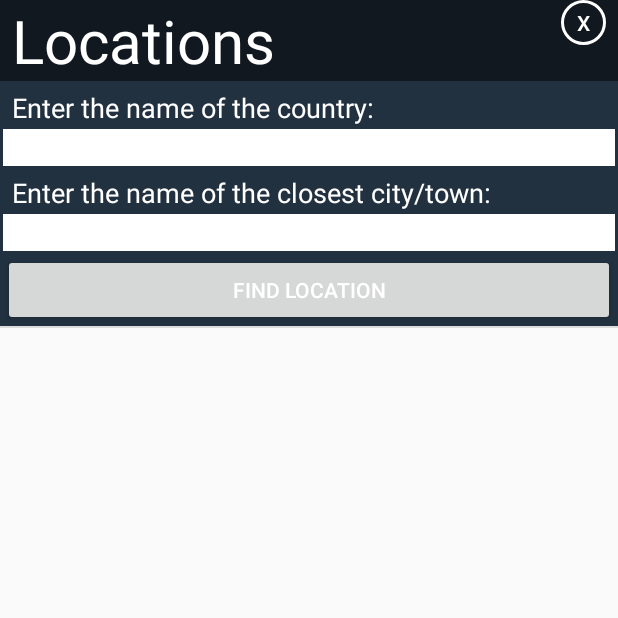
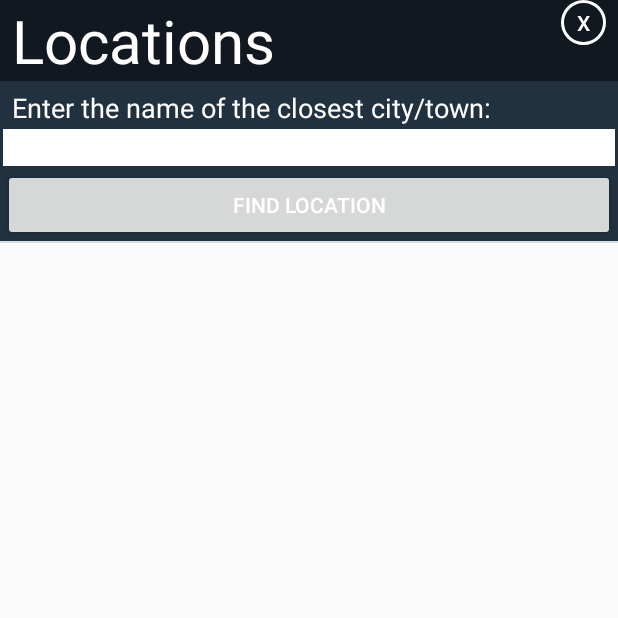
Before and after one commit to Toonwire/WeatherApp, an Android app: the AddLocationActivity screen opened directly, with no data from a screen before it, on a phone screen of 412 x 824 dp, the top half of it. Run offline under Robolectric (Android 15) with nearby library versions, the phone set to English and light mode, and no system bars.

Commit message:
Locations er færdigt. Mangler en smule refactoring og test gerne for exceptions.

```diff
--- a/app/src/main/res/layout/add_location_header.xml
+++ b/app/src/main/res/layout/add_location_header.xml
@@ -45,27 +45,6 @@
         android:layout_height="match_parent"
         android:layout_weight="1">
 
-        <TextView
-            android:layout_width="wrap_content"
-            android:layout_height="wrap_content"
-            android:textAppearance="?android:attr/textAppearanceMedium"
-            android:text="@string/country_name_input"
-            android:id="@+id/country_name_title"
-            android:textColor="#FFFFFF"
-            android:layout_gravity="center_horizontal"
-            android:layout_marginTop="5dp"
-            android:layout_marginLeft="8dp"
-            android:layout_marginStart="8dp" />
-
-        <EditText
-            android:layout_marginTop="2dp"
-            android:layout_marginLeft="2dp"
-            android:layout_marginRight="2dp"
-            android:layout_width="match_parent"
-            android:layout_height="wrap_content"
-            android:id="@+id/country_name_input"
-            android:background="#FFFFFF"
-            android:layout_below="@+id/country_name_title" />
 
         <TextView
             android:layout_width="wrap_content"
@@ -77,8 +56,7 @@
             android:layout_gravity="center_horizontal"
             android:layout_marginTop="5dp"
             android:layout_marginLeft="8dp"
-            android:layout_marginStart="8dp"
-            android:layout_below="@+id/country_name_input" />
+            android:layout_marginStart="8dp" />
 
 
         <EditText
```
Also changed, not shown: app/src/main/java/project/weatherapp/AddLocationActivity.java (+39 -9 lines), app/src/main/java/project/weatherapp/LocationsActivity.java (+95 -7 lines), app/src/main/res/layout/activity_locations.xml (+11 -10 lines), app/src/main/res/layout/add_location_list.xml (+10 -9 lines).
